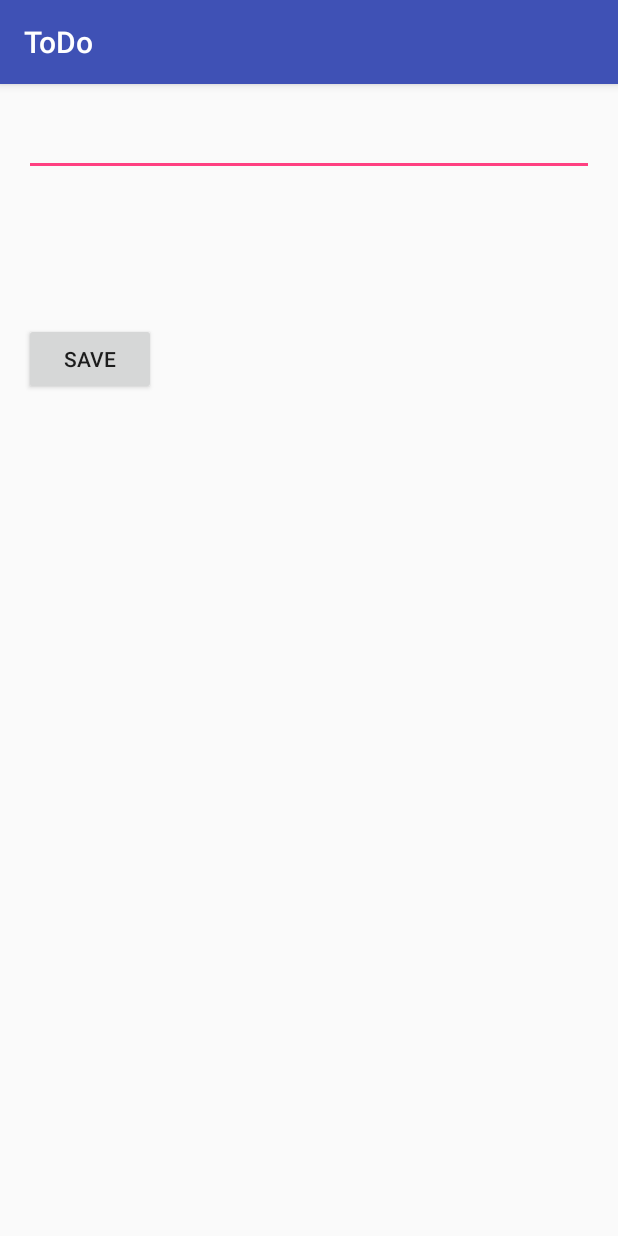
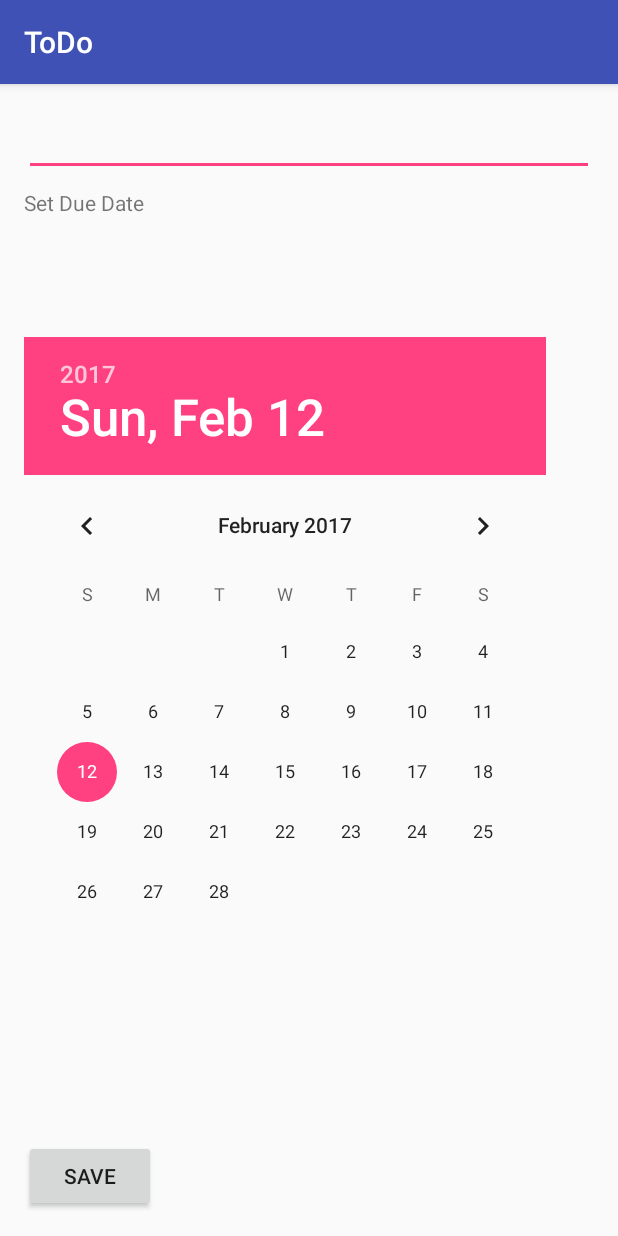
Before and after one commit to david-shao/codepath-app0, an Android app: the EditItemActivity screen opened directly, with no data from a screen before it, on a phone screen of 412 x 824 dp. Run offline under Robolectric (Android 15) with nearby library versions, the phone set to English and light mode, and no system bars; 3 statements that could not run were skipped.

Commit message:
adding due date functionality

```diff
--- a/app/build.gradle
+++ b/app/build.gradle
@@ -24,6 +24,7 @@ dependencies {
     testCompile 'junit:junit:4.12'
     compile 'com.android.support:appcompat-v7:23.1.0'
     compile 'commons-io:commons-io:2.4'
+    compile 'com.facebook.stetho:stetho:1.4.1'
 }
 
 apply plugin: 'com.neenbedankt.android-apt'
--- a/app/src/main/java/com/david/todo/EditItemActivity.java
+++ b/app/src/main/java/com/david/todo/EditItemActivity.java
@@ -5,7 +5,13 @@ import android.os.Bundle;
 import android.support.v7.app.AppCompatActivity;
 import android.view.View;
 import android.view.WindowManager;
+import android.widget.DatePicker;
 import android.widget.EditText;
+
+import com.david.todo.models.TodoItem;
+
+import java.util.Calendar;
+import java.util.Date;
 
 /**
  * Screen for editing an item.
@@ -13,23 +19,40 @@ import android.widget.EditText;
 public class EditItemActivity extends AppCompatActivity {
 
     private int position;
-    private String text;
+    private TodoItem todoItem;
     private EditText etEditItem;
+    private DatePicker dpDueDate;
 
     @Override
     protected void onCreate(Bundle savedInstanceState) {
         super.onCreate(savedInstanceState);
         setContentView(R.layout.activity_edit_item);
-        text = getIntent().getStringExtra("text");
+        todoItem = (TodoItem) getIntent().getSerializableExtra("todoItem");
         position = getIntent().getIntExtra("pos", 0);
         etEditItem = (EditText) findViewById(R.id.etEditItem);
-        etEditItem.setText(text);
+        etEditItem.setText(todoItem.getText());
+
+        //initialize date picker
+        dpDueDate = (DatePicker) findViewById(R.id.dpDueDate);
+        Calendar calendar = Calendar.getInstance();
+        Date dueDate = todoItem.getDueDate();
+        if (dueDate != null) {
+            calendar.setTime(dueDate);
+        }
+        dpDueDate.init(calendar.get(Calendar.YEAR), calendar.get(Calendar.MONTH), calendar.get(Calendar.DAY_OF_MONTH), new DatePicker.OnDateChangedListener() {
+            @Override
+            public void onDateChanged(DatePicker view, int year, int monthOfYear, int dayOfMonth) {
+                Calendar calendar = Calendar.getInstance();
+                calendar.set(year, monthOfYear, dayOfMonth);
+                todoItem.setDueDate(calendar.getTime());
+            }
+        });
 
         //set cursor to end
-        etEditItem.setSelection(text.length());
+        etEditItem.setSelection(todoItem.getText().length());
 
         //show keyboard
-        getWindow().setSoftInputMode(WindowManager.LayoutParams.SOFT_INPUT_STATE_VISIBLE);
+//        getWindow().setSoftInputMode(WindowManager.LayoutParams.SOFT_INPUT_STATE_VISIBLE);
     }
 
     /**
@@ -37,11 +60,13 @@ public class EditItemActivity extends AppCompatActivity {
      * @param view
      */
     public void onSave(View view) {
-        text = etEditItem.getText().toString();
+        String text = etEditItem.getText().toString();
+        todoItem.setText(text);
         Intent data = new Intent();
-        data.putExtra("text", text);
+        data.putExtra("todoItem", todoItem);
         data.putExtra("pos", position);
         setResult(RESULT_OK, data);
         finish();
     }
+
 }
--- a/app/src/main/res/layout/activity_edit_item.xml
+++ b/app/src/main/res/layout/activity_edit_item.xml
@@ -30,9 +30,27 @@
         android:layout_width="wrap_content"
         android:layout_height="wrap_content"
         android:id="@+id/btnEditItem"
-        android:layout_marginTop="98dp"
+        android:onClick="onSave"
+        android:layout_alignParentBottom="true"
+        android:layout_alignParentLeft="true"
+        android:layout_alignParentStart="true" />
+
+    <TextView
+        android:text="@string/dueDate"
+        android:layout_width="wrap_content"
+        android:layout_height="wrap_content"
         android:layout_below="@+id/etEditItem"
         android:layout_alignParentLeft="true"
         android:layout_alignParentStart="true"
-        android:onClick="onSave" />
+        android:layout_marginTop="8dp"
+        android:id="@+id/tvDueDate" />
+
+    <DatePicker
+        android:layout_width="wrap_content"
+        android:layout_height="wrap_content"
+        android:id="@+id/dpDueDate"
+        android:layout_centerVertical="true"
+        android:layout_alignParentLeft="true"
+        android:layout_alignParentStart="true" />
+
 </RelativeLayout>
--- a/app/src/main/res/layout/item_todo.xml
+++ b/app/src/main/res/layout/item_todo.xml
@@ -10,4 +10,10 @@
         android:layout_height="wrap_content"
         android:id="@+id/tvText"
         android:textAppearance="@style/TextAppearance.AppCompat.Medium" />
+
+    <TextView
+        android:layout_width="match_parent"
+        android:layout_height="wrap_content"
+        android:id="@+id/tvDueDate" />
+
 </LinearLayout>
--- a/app/src/main/res/values/strings.xml
+++ b/app/src/main/res/values/strings.xml
@@ -4,4 +4,6 @@
     <string name="add_item">Add a new item...</string>
     <string name="save">Save</string>
     <string name="todoItem">ToDo</string>
+    <string name="dueDate">Set Due Date</string>
+    <string name="dueDatePrefix">Due:</string>
 </resources>
```
Also changed, not shown: app/src/main/java/com/david/todo/MainActivity.java (+8 -6 lines), app/src/main/java/com/david/todo/adapters/TodoItemsAdapter.java (+15 -0 lines), app/src/main/java/com/david/todo/models/TodoItem.java (+14 -1 lines), 2 other files.
